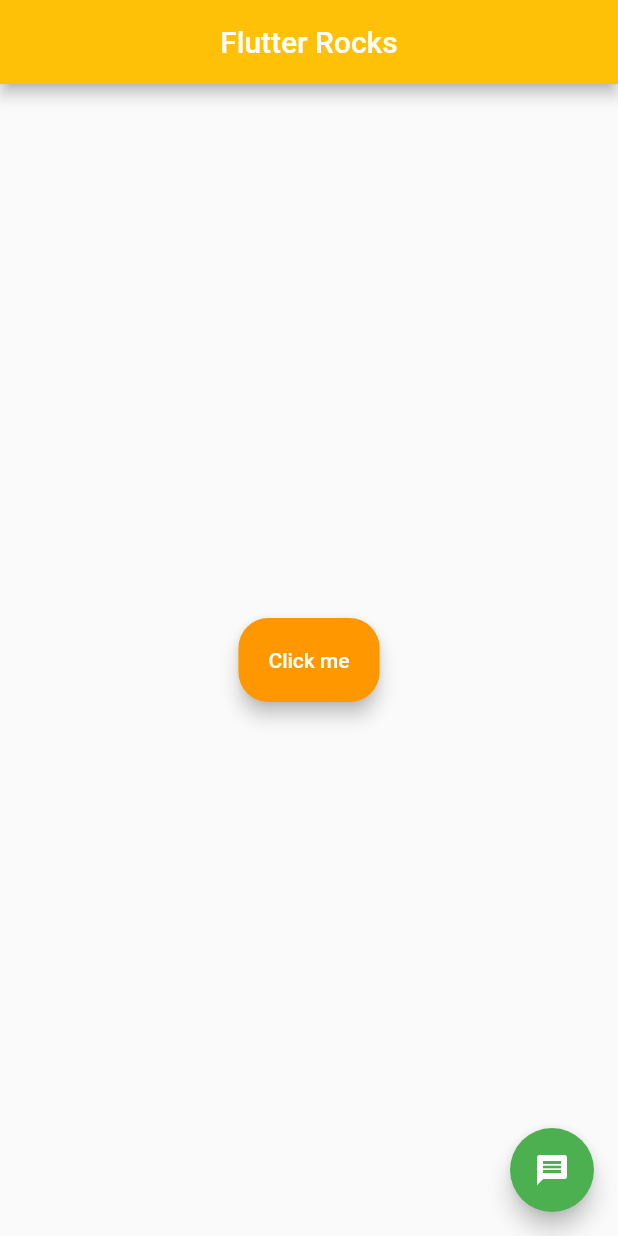
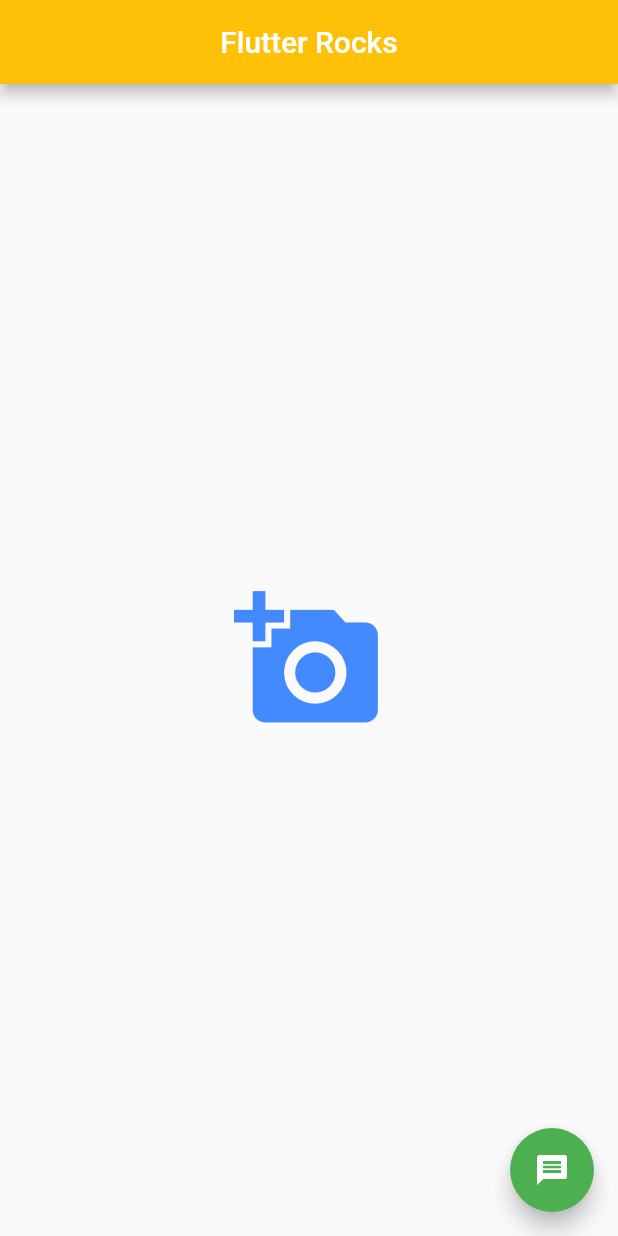
Before and after one commit to elfgodd/Job-ready-Flutter-complete-course-with-Firebase-and-Dart, a Flutter app: the screen it shows after launch, on a phone screen of 412 x 824 dp. Run offline on Flutter 3.47's test engine with Material 2 defaults, Android fonts, the phone set to English and light mode, and no system bars; key blocks and very long unbroken strings in the code were emptied for the run.

Commit message:
Icon and Button Widget done

```diff
--- a/03-Exp-Basic-Flutter-Widgets/flutter_tutorial/lib/home.dart
+++ b/03-Exp-Basic-Flutter-Widgets/flutter_tutorial/lib/home.dart
@@ -11,19 +11,14 @@ class HomeScreen extends StatelessWidget {
         backgroundColor: Colors.amber,
       ),
       body: Center(
-        // child: Icon(Icons.access_alarm, color: Colors.orange, size: 200),
-        child: ElevatedButton(
-          child: Text('Click me'),
-          onPressed: () {
-            print('Hello');
-          },
-          style: ElevatedButton.styleFrom(
-              primary: Colors.orange,
-              elevation: 5,
-              padding: EdgeInsets.all(20),
-              shape: RoundedRectangleBorder(
-                  borderRadius: BorderRadius.all(Radius.circular(20)))),
-        ),
+        child: IconButton(
+            onPressed: () {
+              print('Icon Button');
+            },
+            icon: Icon(Icons.add_a_photo),
+            color: Colors.blueAccent,
+            iconSize: 100,
+            splashColor: Colors.red),
       ),
       floatingActionButton: FloatingActionButton(
         // child: Text('Add'),
@@ -64,3 +59,19 @@ class HomeScreen extends StatelessWidget {
 //               padding: EdgeInsets.all(10),
 //               backgroundColor: Colors.black,
 //             )),
+
+// body: Center(
+//         // child: Icon(Icons.access_alarm, color: Colors.orange, size: 200),
+//         child: ElevatedButton(
+//           child: Text('Click me'),
+//           onPressed: () {
+//             print('Hello');
+//           },
+//           style: ElevatedButton.styleFrom(
+//               primary: Colors.orange,
+//               elevation: 5,
+//               padding: EdgeInsets.all(20),
+//               shape: RoundedRectangleBorder(
+//                   borderRadius: BorderRadius.all(Radius.circular(20)))),
+//         ),
+//       ),
```
Also changed, not shown: 1 other file.
